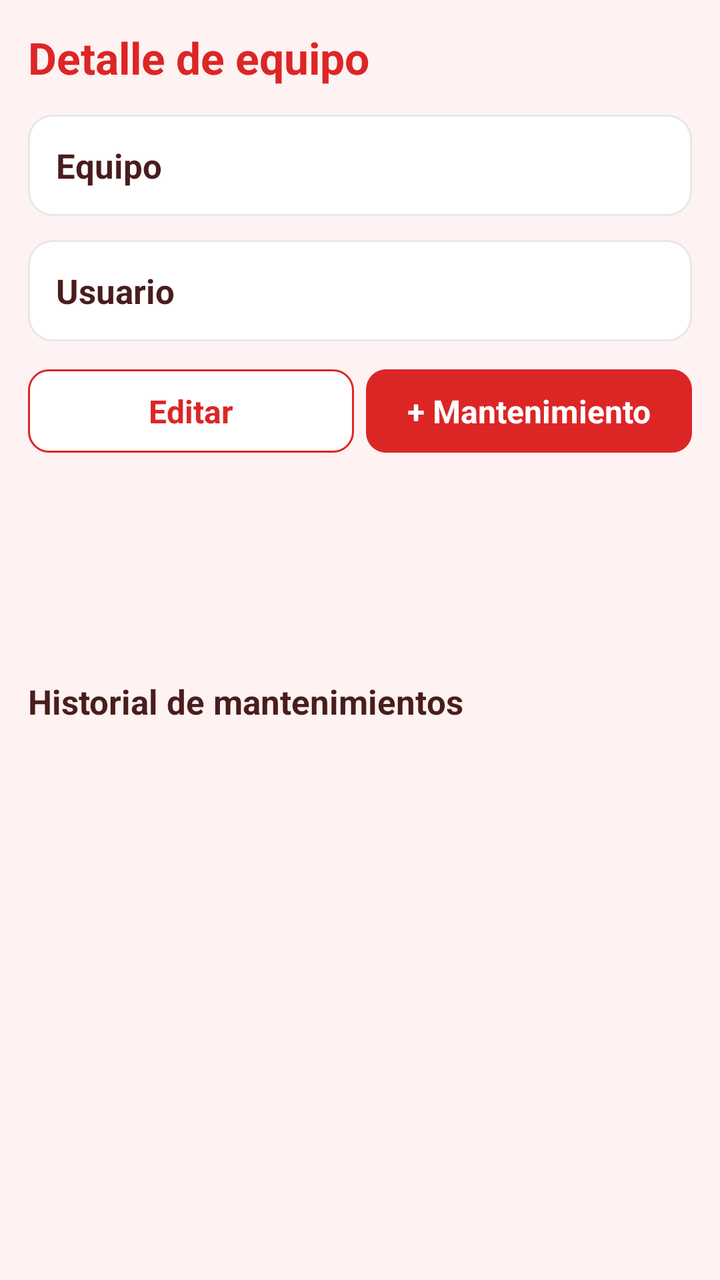
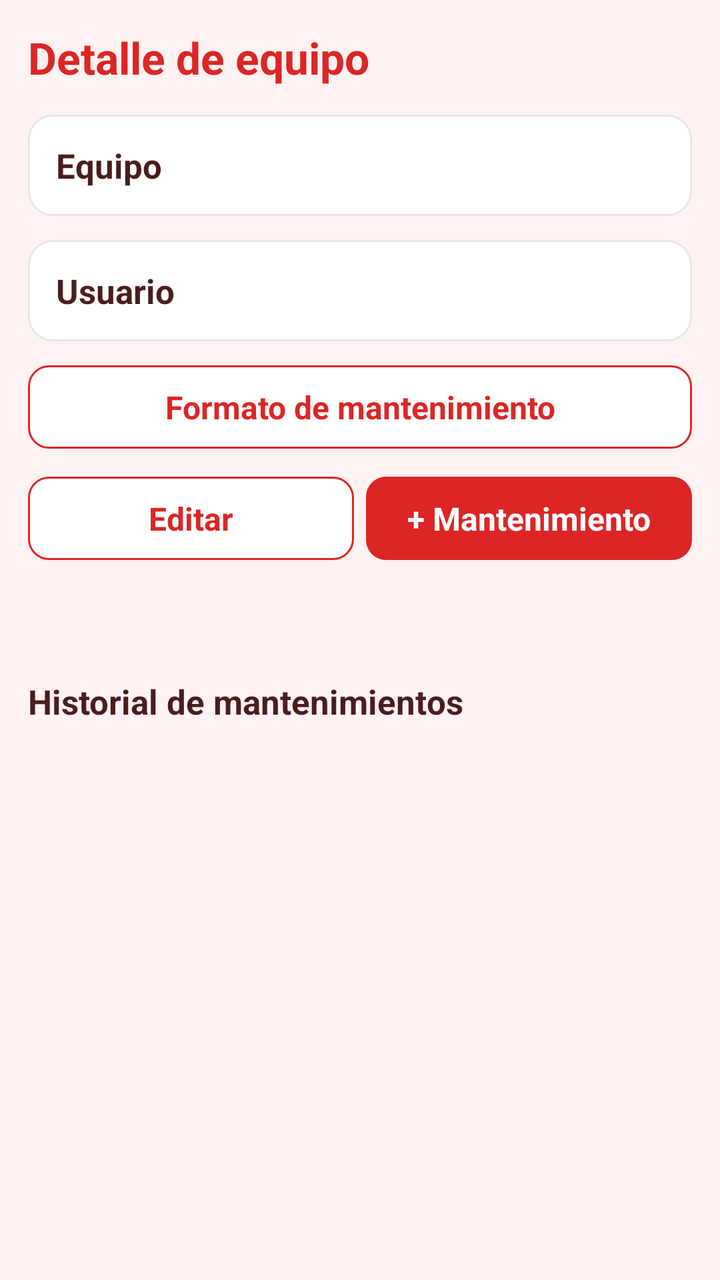

Two renders of the same Android screen: before a commit and after it. Below are the layout's source before the change and the commit's diff.
<!-- AndroidManifest.xml: application theme AppTheme -->
<!-- res/layout/activity_equipo_detail.xml -->
<?xml version="1.0" encoding="utf-8"?>
<LinearLayout xmlns:android="http://schemas.android.com/apk/res/android"
    android:layout_width="match_parent"
    android:layout_height="match_parent"
    android:orientation="vertical"
    android:fitsSystemWindows="true"
    android:background="@color/bg">

    <TextView
        android:id="@+id/detTitle"
        android:layout_width="wrap_content"
        android:layout_height="wrap_content"
        android:layout_margin="14dp"
        style="@style/Title"
        android:text="Detalle de equipo" />

    <ScrollView
        android:layout_width="match_parent"
        android:layout_height="0dp"
        android:layout_weight="1">

        <LinearLayout
            android:layout_width="match_parent"
            android:layout_height="wrap_content"
            android:orientation="vertical"
            android:paddingLeft="14dp"
            android:paddingRight="14dp"
            android:paddingBottom="8dp">

            <LinearLayout
                android:id="@+id/detEquipoCard"
                android:layout_width="match_parent"
                android:layout_height="wrap_content"
                android:orientation="vertical"
                style="@style/Card">

                <TextView
                    android:layout_width="wrap_content"
                    android:layout_height="wrap_content"
                    style="@style/Section"
                    android:text="Equipo" />
            </LinearLayout>

            <LinearLayout
                android:id="@+id/detResponsableCard"
                android:layout_width="match_parent"
                android:layout_height="wrap_content"
                android:layout_marginTop="12dp"
                android:orientation="vertical"
                style="@style/Card">

                <TextView
                    android:layout_width="wrap_content"
                    android:layout_height="wrap_content"
                    style="@style/Section"
                    android:text="Usuario" />
            </LinearLayout>

            <LinearLayout
                android:layout_width="match_parent"
                android:layout_height="wrap_content"
                android:layout_marginTop="14dp"
                android:orientation="horizontal">

                <Button
                    android:id="@+id/btnEditarEquipo"
                    style="@style/BtnOutline"
                    android:layout_width="0dp"
                    android:layout_height="wrap_content"
                    android:layout_weight="1"
                    android:layout_marginRight="6dp"
                    android:text="Editar" />

                <Button
                    android:id="@+id/btnNuevoMant"
                    style="@style/BtnPrimary"
                    android:layout_width="0dp"
                    android:layout_height="wrap_content"
                    android:layout_weight="1"
                    android:text="+ Mantenimiento" />
            </LinearLayout>
        </LinearLayout>
    </ScrollView>

    <LinearLayout
        android:layout_width="match_parent"
        android:layout_height="wrap_content"
        android:orientation="horizontal"
        android:paddingLeft="14dp"
        android:paddingRight="14dp"
        android:paddingTop="10dp"
        android:paddingBottom="6dp">

        <TextView
            android:layout_width="wrap_content"
            android:layout_height="wrap_content"
            style="@style/Section"
            android:text="Historial de mantenimientos" />
    </LinearLayout>

    <ListView
        android:id="@+id/listaMants"
        android:layout_width="match_parent"
        android:layout_height="0dp"
        android:layout_weight="1"
        android:divider="@null"
        android:dividerHeight="0dp" />
</LinearLayout>
<!-- resources referenced by this layout -->
<resources>
  <color name="bg">#FEF2F2</color>
  <style name="BtnOutline" parent="android:Widget.Button">
          <item name="android:background">@drawable/bg_button_outline</item>
          <item name="android:textColor">@color/primary</item>
          <item name="android:textSize">16sp</item>
          <item name="android:textStyle">bold</item>
          <item name="android:textAllCaps">false</item>
          <item name="android:paddingLeft">18dp</item>
          <item name="android:paddingRight">18dp</item>
          <item name="android:paddingTop">10dp</item>
          <item name="android:paddingBottom">10dp</item>
      </style>
  <style name="BtnPrimary" parent="android:Widget.Button">
          <item name="android:background">@drawable/bg_button_primary</item>
          <item name="android:textColor">#FFFFFF</item>
          <item name="android:textSize">16sp</item>
          <item name="android:textStyle">bold</item>
          <item name="android:textAllCaps">false</item>
          <item name="android:paddingLeft">18dp</item>
          <item name="android:paddingRight">18dp</item>
          <item name="android:paddingTop">10dp</item>
          <item name="android:paddingBottom">10dp</item>
      </style>
  <style name="Card">
          <item name="android:background">@drawable/bg_card</item>
          <item name="android:padding">14dp</item>
      </style>
  <style name="Section">
          <item name="android:textSize">17sp</item>
          <item name="android:textStyle">bold</item>
          <item name="android:textColor">@color/text_primary</item>
      </style>
  <style name="Title">
          <item name="android:textSize">22sp</item>
          <item name="android:textStyle">bold</item>
          <item name="android:textColor">@color/primary</item>
      </style>
  <style name="AppTheme" parent="android:Theme.Material.Light.NoActionBar">
          <item name="android:statusBarColor">@color/primary</item>
          <item name="android:navigationBarColor">@color/primary</item>
          <item name="android:windowBackground">@color/bg</item>
          <item name="android:colorAccent">@color/primary</item>
          <item name="android:forceDarkAllowed">false</item>
          <item name="android:windowOptOutEdgeToEdgeEnforcement">true</item>
          <item name="android:windowLayoutInDisplayCutoutMode">shortEdges</item>
      </style>
  <color name="primary">#DC2626</color>
  <!-- drawable bg_button_primary (drawable) -->
  <?xml version="1.0" encoding="utf-8"?>
  <selector xmlns:android="http://schemas.android.com/apk/res/android">
      <item android:state_pressed="true">
          <shape android:shape="rectangle">
              <solid android:color="@color/primary_dark" />
              <corners android:radius="10dp" />
          </shape>
      </item>
      <item>
          <shape android:shape="rectangle">
              <solid android:color="@color/primary" />
              <corners android:radius="10dp" />
          </shape>
      </item>
  </selector>
  <!-- drawable bg_card (drawable) -->
  <?xml version="1.0" encoding="utf-8"?>
  <shape xmlns:android="http://schemas.android.com/apk/res/android" android:shape="rectangle">
      <solid android:color="@color/card" />
      <stroke android:width="1dp" android:color="@color/border" />
      <corners android:radius="12dp" />
  </shape>
  <color name="text_primary">#4A1D1D</color>
  <color name="primary_light">#FEE2E2</color>
  <color name="card">#FFFFFF</color>
  <color name="primary_dark">#B91C1C</color>
  <color name="border">#E5E7EB</color>
</resources>

<!-- the commit's change to res/layout/activity_equipo_detail.xml (unified diff, before → after) -->
@@ -56,6 +56,14 @@
                     android:text="Usuario" />
             </LinearLayout>
 
+            <Button
+                android:id="@+id/btnFormato"
+                style="@style/BtnOutline"
+                android:layout_width="match_parent"
+                android:layout_height="wrap_content"
+                android:layout_marginTop="12dp"
+                android:text="Formato de mantenimiento" />
+
             <LinearLayout
                 android:layout_width="match_parent"
                 android:layout_height="wrap_content"
